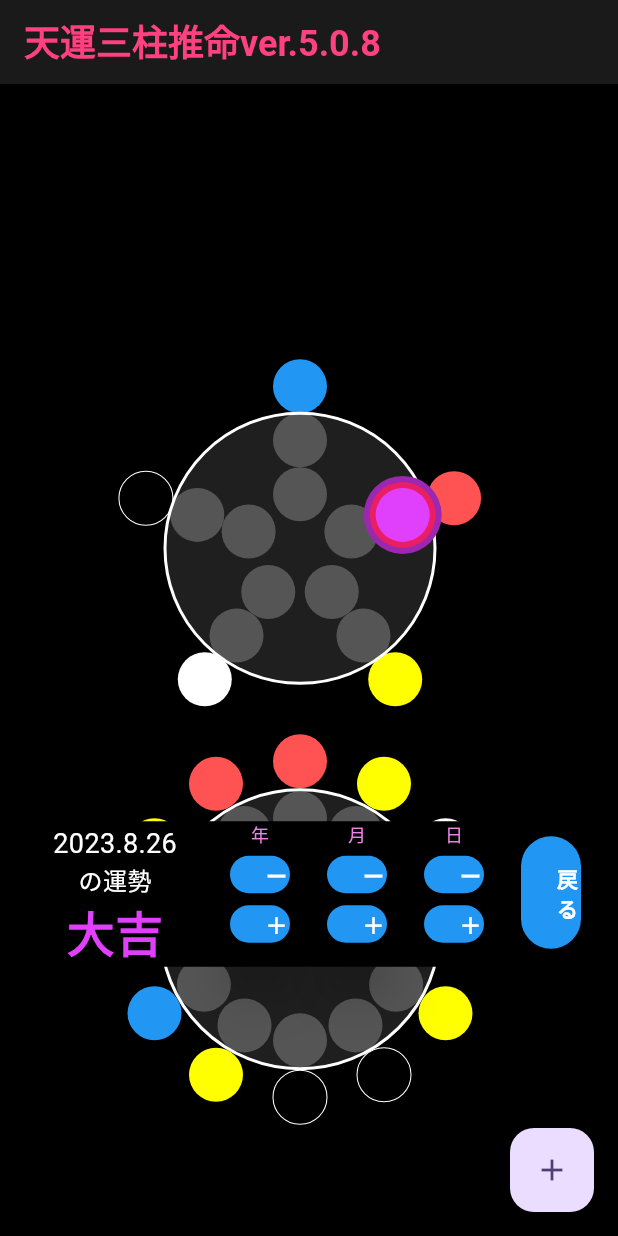
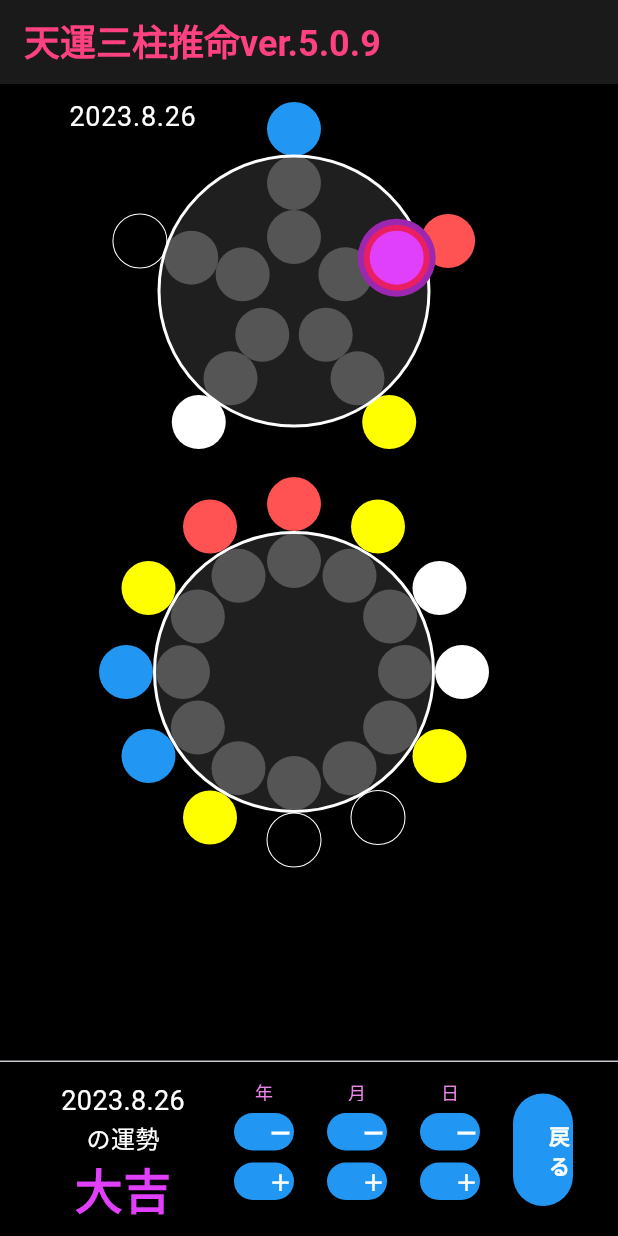
Before and after one commit to oka-teruhiro/sanchu5b, a Flutter app: the screen it shows after launch, on a phone screen of 412 x 824 dp. Run offline on Flutter 3.47's test engine with Material 2 defaults, Android fonts, the phone set to English and light mode, and no system bars.

```diff
--- a/lib/main.dart
+++ b/lib/main.dart
@@ -20,7 +20,7 @@ class MyApp extends StatelessWidget {
         colorScheme: ColorScheme.fromSeed(seedColor: Colors.deepPurple),
         useMaterial3: true,
       ),
-      home: const HomePage(title: '天運三柱推命ver.5.0.8'),
+      home: const HomePage(title: '天運三柱推命ver.5.0.9'),
     );
   }
 }
@@ -56,21 +56,36 @@ class HomePage extends StatelessWidget {
             ),
           ),
           body: Center(
-            child: Column(
+            child: ListView(
+              children: [
+                ListTile(
+                  title: Column(
                     mainAxisAlignment: MainAxisAlignment.center,
                     children: <Widget>[
                       Stack(
                         children: [
                           SizedBox(
+                            //width: double.infinity,
+                            //height: 100,
+                            child: Text(
+                              model.nowMoji,
+                              style: const TextStyle(
+                                color: Colors.white,
+                                fontWeight: FontWeight.normal,
+                                fontSize: 18,
+                              ),
+                            ),
+                          ),
+                          SizedBox(
                             width: 312,
-                      height: 312,
+                            height: 524,
                             child: CustomPaint(
                               painter: ShapePainter3(), // 日干と日支の固定円の描画
                             ),
                           ),
                           SizedBox(
                             width: 312,
-                      height: 312,
+                            height: 524,
                             child: CustomPaint(
                               painter: ShapePainter5(
                                 tuhen: model.tuhen,
@@ -80,9 +95,31 @@ class HomePage extends StatelessWidget {
                           ),
                         ],
                       ),
+                      /*SizedBox(
+                        //width: double.infinity,
+                        //height: 100,
+                        child: Text(
+                          model.nowMoji,
+                          style: const TextStyle(
+                            color: Colors.white,
+                            fontWeight: FontWeight.normal,
+                            fontSize: 18,
+                          ),
+                        ),
+                      ),*/
+                    ],
+                  ),
+                ),
+                // ListTile(
+                //   title:
+                // ),
+              ],
+            ),
+          ),
+          persistentFooterButtons: <Widget>[
             SizedBox(
               width: double.infinity,
-                  height: 97,
+              height: 100,
               child: Container(
                 color: Colors.black,
                 child: Row(
@@ -368,16 +405,7 @@ class HomePage extends StatelessWidget {
               ),
             ),
           ],
-            ),
-          ),
-          floatingActionButton: FloatingActionButton(
-            onPressed: () {
-              //model.inc();
-              model.inc();
-            },
-            tooltip: 'Increment',
-            child: const Icon(Icons.add),
-          ), // This trailing comma makes auto-formatting nicer for build methods.
+// This trailing comma makes auto-formatting nicer for build methods.
         );
       }),
     );
```
Also changed, not shown: 1 other file. Lines whose indentation alone changed are shown as unchanged.
